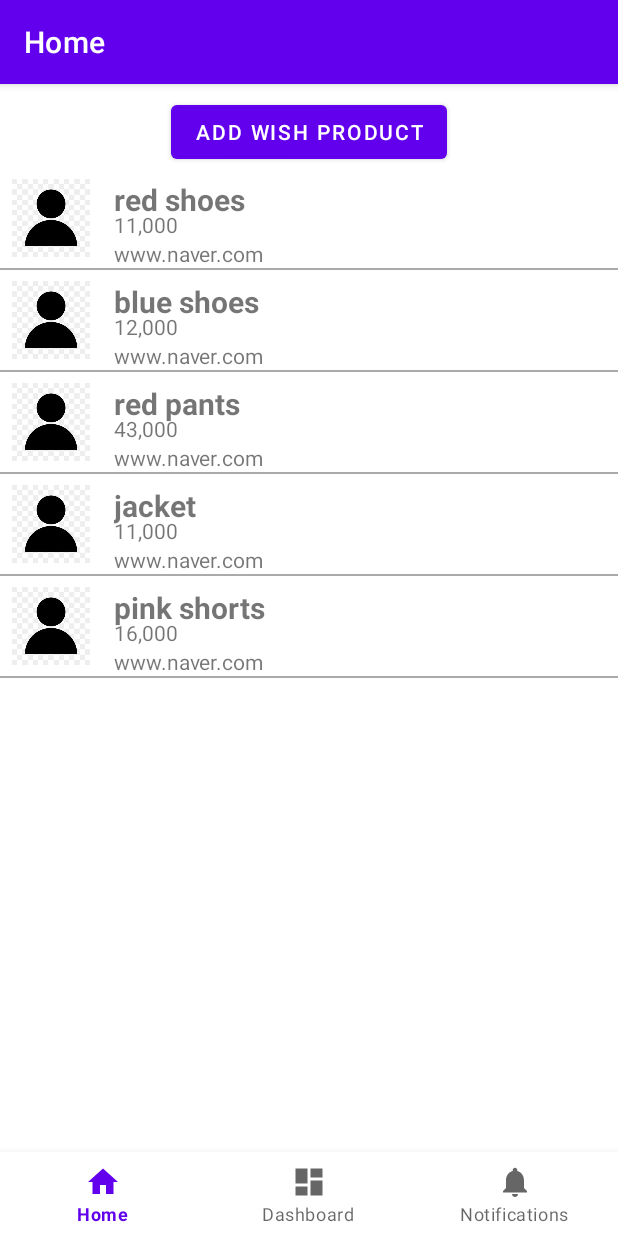
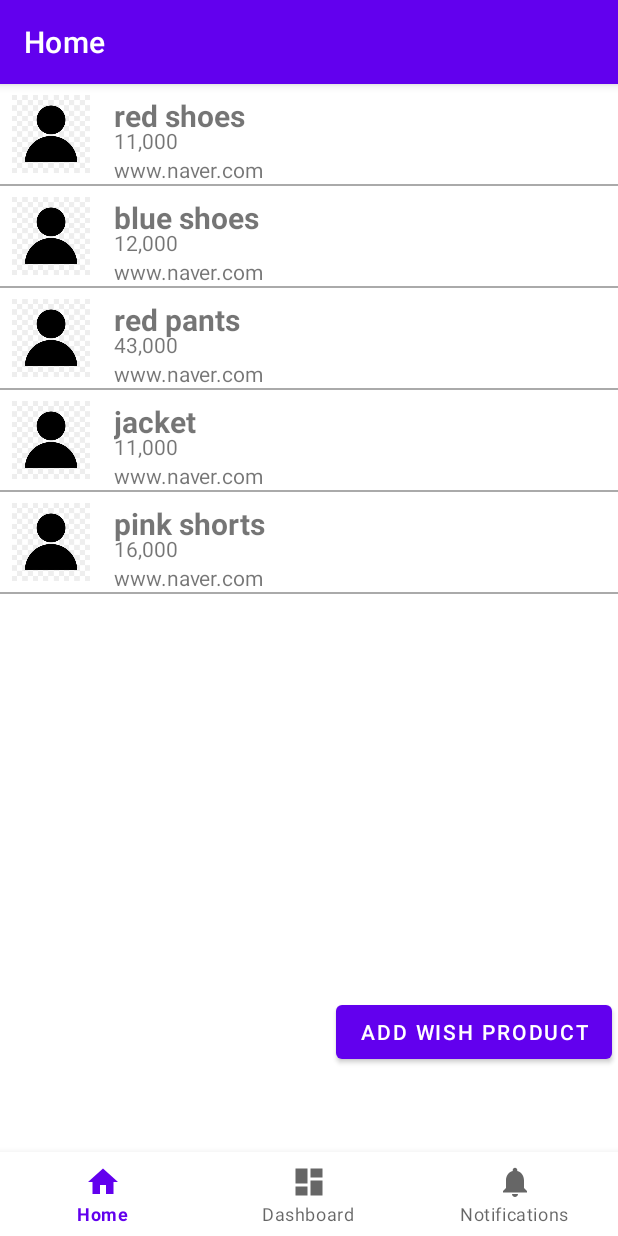
Before and after one commit to aldls/project1, an Android app: the screen it shows after launch (MainActivity), on a phone screen of 412 x 824 dp. Run offline under Robolectric (Android 15) with nearby library versions, the phone set to English and light mode, and no system bars; our stand-ins replace navigation-ui.

Commit message:
tab2, button location

```diff
--- a/app/src/main/java/com/example/myapplication/ui/dashboard/DashboardViewModel.kt
+++ b/app/src/main/java/com/example/myapplication/ui/dashboard/DashboardViewModel.kt
@@ -6,8 +6,6 @@ import androidx.lifecycle.ViewModel
 
 class DashboardViewModel : ViewModel() {
 
-    private val _text = MutableLiveData<String>().apply {
-        value = "This is dashboard Fragment"
-    }
-    val text: LiveData<String> = _text
+    val imageList = mutableListOf<Pair<String, String>>()
+
 }
--- a/app/src/main/res/layout/fragment_home.xml
+++ b/app/src/main/res/layout/fragment_home.xml
@@ -6,25 +6,28 @@
     android:layout_height="match_parent"
     tools:context=".ui.home.HomeFragment">
 
+    <ListView
+        android:id="@+id/mainListView"
+        android:layout_width="match_parent"
+        android:layout_height="match_parent"
+        app:layout_constraintBottom_toBottomOf="parent"
+        app:layout_constraintLeft_toLeftOf="parent"
+        app:layout_constraintRight_toRightOf="parent"
+        app:layout_constraintTop_toTopOf="parent"
+        android:divider="@android:color/darker_gray"
+        android:dividerHeight="1dp"/>
+
     <Button
         android:id="@+id/addButton"
         android:layout_width="wrap_content"
         android:layout_height="wrap_content"
+
+        app:layout_constraintBottom_toBottomOf="parent"
+        app:layout_constraintRight_toRightOf="parent"
+        android:layout_marginRight="4dp"
+        android:layout_marginBottom="112dp"
         android:text="Add Wish Product"
-        android:layout_margin="8dp"
-        app:layout_constraintTop_toTopOf="parent"
-        app:layout_constraintStart_toStartOf="parent"
-        app:layout_constraintEnd_toEndOf="parent"/>
+    />
 
-    <ListView
-        android:id="@+id/mainListView"
-        android:layout_width="match_parent"
-        android:layout_height="0dp"
-        app:layout_constraintBottom_toBottomOf="parent"
-        app:layout_constraintRight_toLeftOf="parent"
-        app:layout_constraintRight_toRightOf="parent"
-        app:layout_constraintTop_toBottomOf="@id/addButton"
-        android:divider="@android:color/darker_gray"
-        android:dividerHeight="1dp"/>
 
 </androidx.constraintlayout.widget.ConstraintLayout>
```
Also changed, not shown: app/src/main/java/com/example/myapplication/ui/dashboard/DashboardAdapter.kt (+6 -2 lines), app/src/main/java/com/example/myapplication/ui/dashboard/DashboardFragment.kt (+74 -18 lines), app/src/main/res/layout/fragment_dashboard.xml (+18 -3 lines), app/src/main/res/layout/item_card.xml (+13 -0 lines).
